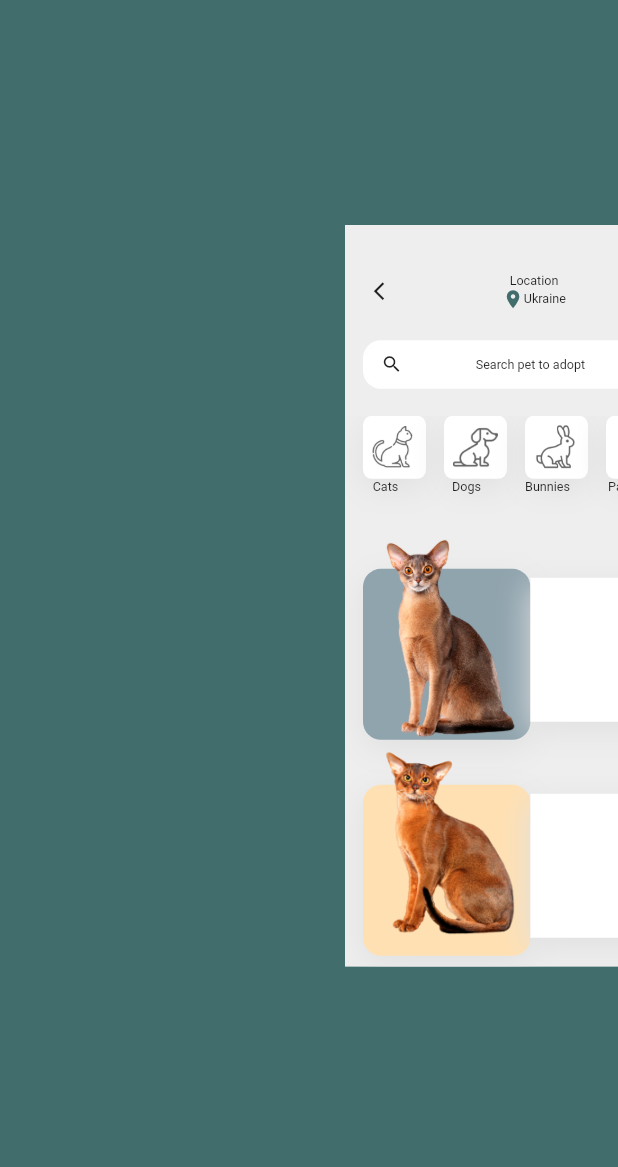
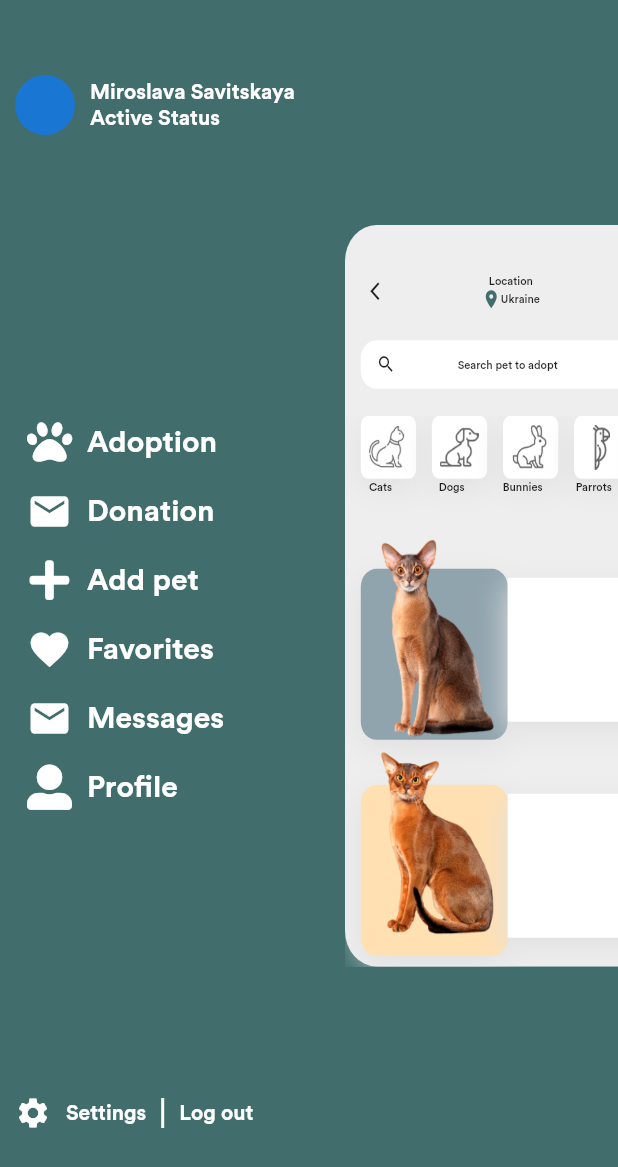
Before and after one commit to singh-saheb/pet_ui_flutter, a Flutter app: the screen it shows after launch, after a tap on the "menu" icon, on a phone screen of 412 x 824 dp. Shown: the top 1167 px of the screen. Run offline on Flutter 3.47's test engine with Material 2 defaults, Android fonts, the phone set to English and light mode, and no system bars; our stand-ins replace font_awesome_flutter.

Commit message:
Part 3 contents updated

```diff
--- a/lib/configuration.dart
+++ b/lib/configuration.dart
@@ -1,4 +1,5 @@
 import 'package:flutter/material.dart';
+import 'package:font_awesome_flutter/font_awesome_flutter.dart';
 
 Color primaryGreen = Color(0xff416d6d);
 List<BoxShadow> shadowList = [
@@ -12,3 +13,30 @@ List<Map> categories = [
   {'name': 'Parrots', 'iconPath': 'images/parrot.png'},
   {'name': 'Horses', 'iconPath': 'images/horse.png'}
 ];
+
+List<Map> drawerItems=[
+  {
+    'icon': FontAwesomeIcons.paw,
+    'title' : 'Adoption'
+  },
+  {
+    'icon': Icons.mail,
+    'title' : 'Donation'
+  },
+  {
+    'icon': FontAwesomeIcons.plus,
+    'title' : 'Add pet'
+  },
+  {
+    'icon': Icons.favorite,
+    'title' : 'Favorites'
+  },
+  {
+    'icon': Icons.mail,
+    'title' : 'Messages'
+  },
+  {
+    'icon': FontAwesomeIcons.userAlt,
+    'title' : 'Profile'
+  },
+];
--- a/lib/drawerScreen.dart
+++ b/lib/drawerScreen.dart
@@ -11,6 +11,56 @@ class _DrawerScreenState extends State<DrawerScreen> {
   Widget build(BuildContext context) {
     return Container(
       color: primaryGreen,
+      padding: EdgeInsets.only(top:50,bottom: 70,left: 10),
+      child: Column(
+        mainAxisAlignment: MainAxisAlignment.spaceBetween,
+        children: [
+          Row(
+            children: [
+              CircleAvatar(),
+              SizedBox(width: 10,),
+              Column(
+                crossAxisAlignment: CrossAxisAlignment.start,
+                children: [
+                  Text('Miroslava Savitskaya',style: TextStyle(color: Colors.white,fontWeight: FontWeight.bold),),
+                  Text('Active Status',style: TextStyle(color: Colors.white,fontWeight: FontWeight.bold))
+                ],
+              )
+            ],
+          ),
+
+          Column(
+            children: drawerItems.map((element) => Padding(
+              padding: const EdgeInsets.all(8.0),
+              child: Row(
+                children: [
+                  Icon(element['icon'],color: Colors.white,size: 30,),
+                  SizedBox(width: 10,),
+                  Text(element['title'],style: TextStyle(color: Colors.white,fontWeight: FontWeight.bold,fontSize: 20))
+                ],
+
+              ),
+            )).toList(),
+          ),
+
+          Row(
+            children: [
+              Icon(Icons.settings,color: Colors.white,),
+              SizedBox(width: 10,),
+              Text('Settings',style:TextStyle(color: Colors.white,fontWeight: FontWeight.bold),),
+              SizedBox(width: 10,),
+              Container(width: 2,height: 20,color: Colors.white,),
+              SizedBox(width: 10,),
+              Text('Log out',style:TextStyle(color: Colors.white,fontWeight: FontWeight.bold),)
+
+
+            ],
+
+          )
+
+
+        ],
+      ),
 
     );
   }
--- a/lib/homeScreen.dart
+++ b/lib/homeScreen.dart
@@ -20,9 +20,15 @@ class _HomeScreenState extends State<HomeScreen> {
   Widget build(BuildContext context) {
     return AnimatedContainer(
       transform: Matrix4.translationValues(xOffset, yOffset, 0)
-        ..scale(scaleFactor),
+        ..scale(scaleFactor)..rotateY(isDrawerOpen? -0.5:0),
       duration: Duration(milliseconds: 250),
-      color: Colors.grey[200],
+
+      decoration: BoxDecoration(
+          color: Colors.grey[200],
+
+          borderRadius: BorderRadius.circular(isDrawerOpen?40:0.0)
+
+      ),
       child: SingleChildScrollView(
         child: Column(
           children: [
--- a/lib/main.dart
+++ b/lib/main.dart
@@ -3,7 +3,11 @@ import 'package:flutter/material.dart';
 import 'drawerScreen.dart';
 import 'homeScreen.dart';
 void main(){
-  runApp(MaterialApp(home: HomePage(),));
+  runApp(MaterialApp(home: HomePage(),
+  theme: ThemeData(
+    fontFamily: 'Circular'
+  ),
+  ));
 }
 
 
--- a/lib/screen2.dart
+++ b/lib/screen2.dart
@@ -51,7 +51,7 @@ class Screen2 extends StatelessWidget {
           Align(
             alignment: Alignment.center,
             child: Container(
-              height: 120,
+              height: 100,
               margin: EdgeInsets.symmetric(horizontal: 20),
               decoration: BoxDecoration(
                   color: Colors.white,
@@ -64,7 +64,8 @@ class Screen2 extends StatelessWidget {
             alignment: Alignment.bottomCenter,
             child: Container(
               margin: EdgeInsets.symmetric(horizontal: 20),
-              height: 150,
+              padding: EdgeInsets.symmetric(horizontal: 15),
+              height: 120,
 child: Row(
   children: [
     Container(
--- a/pubspec.yaml
+++ b/pubspec.yaml
@@ -23,6 +23,7 @@ dependencies:
   # The following adds the Cupertino Icons font to your application.
   # Use with the CupertinoIcons class for iOS style icons.
   cupertino_icons: ^0.1.2
+  font_awesome_flutter:
 
 dev_dependencies:
   flutter_test:
```
Also changed, not shown: pubspec.lock, 1 other file.
